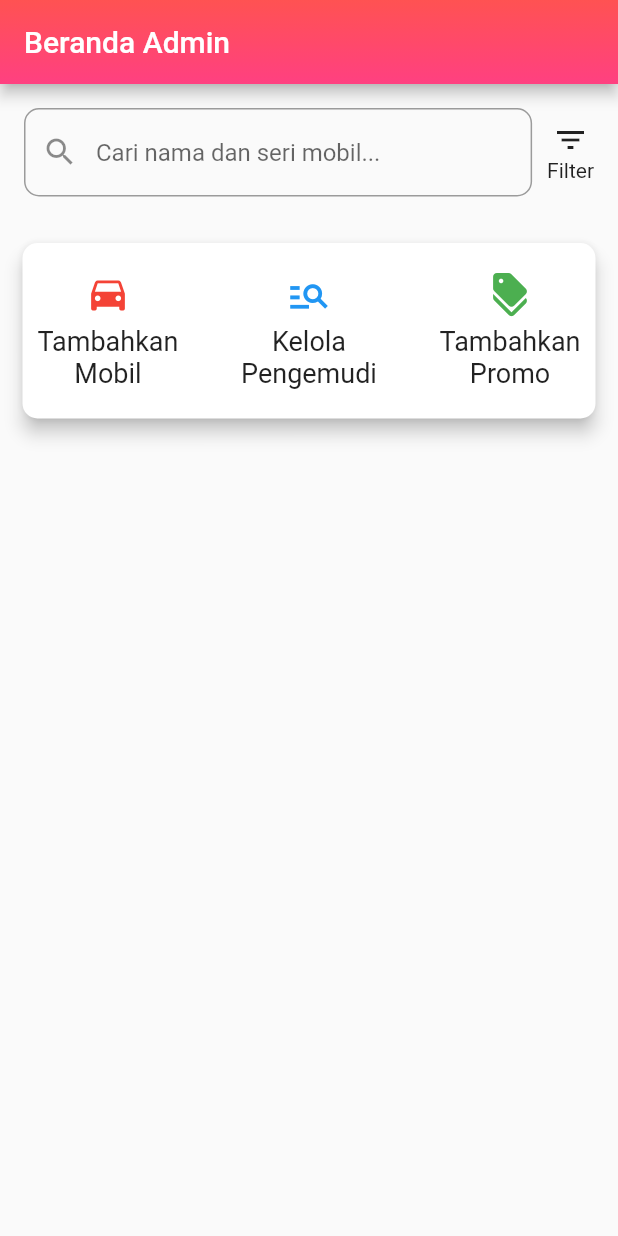
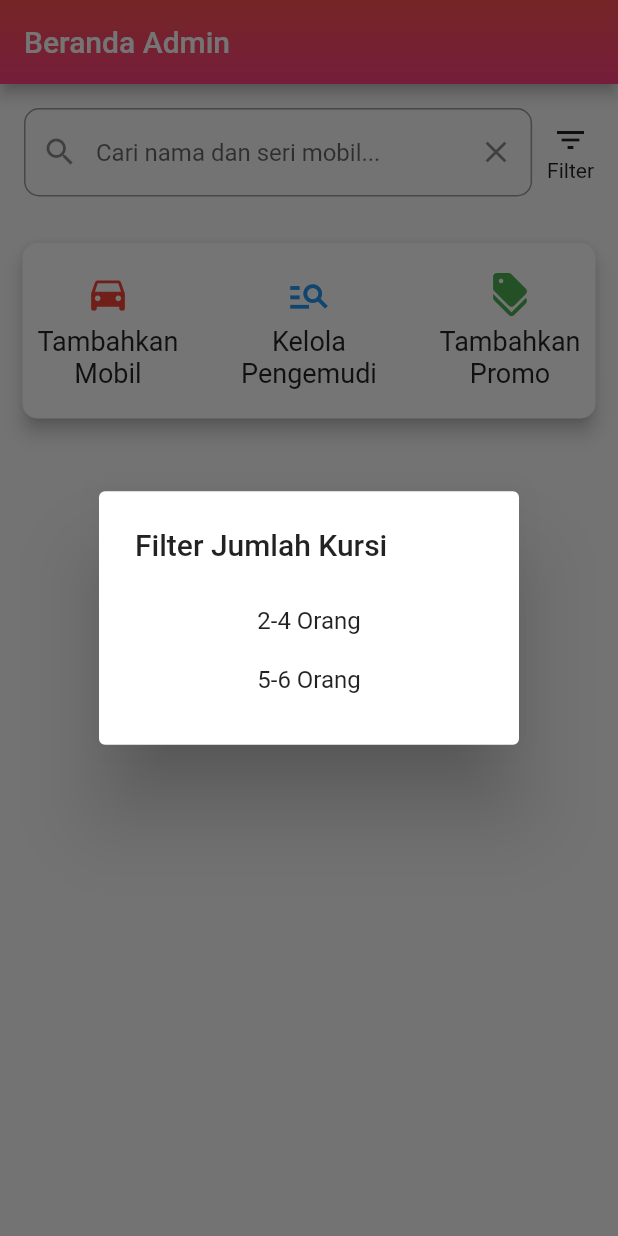
Before and after one commit to galihtra/seller_rent_car, a Flutter app: the HomeScreen screen opened directly, after a tap on "Filter", on a phone screen of 412 x 824 dp. Run offline on Flutter 3.47's test engine with Material 2 defaults, Android fonts, the phone set to English and light mode, and no system bars; our stand-ins replace cloud_firestore, firebase_auth, firebase_core, firebase_storage, image_picker, money_formatter and 1 more; accounts and stored records are empty.

Commit message:
search and filter finished

```diff
--- a/lib/pages/home/home_screen.dart
+++ b/lib/pages/home/home_screen.dart
@@ -16,6 +16,7 @@ class _HomeScreenState extends State<HomeScreen> {
   final TextEditingController _searchController = TextEditingController();
   List<CarModel> allCars = [];
   List<CarModel> filteredCars = [];
+  String selectedPassengerCount = '';
 
   @override
   void initState() {
@@ -39,13 +40,20 @@ class _HomeScreenState extends State<HomeScreen> {
     setState(() {});
   }
 
+  void filterCarsByPassengerCount(String passengerCount) {
+    // Update the filtered cars based on selected passenger count
+    filteredCars =
+        allCars.where((car) => car.passengerCount == passengerCount).toList();
+    setState(() {});
+  }
+
   @override
   Widget build(BuildContext context) {
     return Scaffold(
       appBar: AppBar(
-        title: Text("Beranda Admin"),
+        title: const Text("Beranda Admin"),
         flexibleSpace: Container(
-          decoration: BoxDecoration(
+          decoration: const BoxDecoration(
             gradient: LinearGradient(
               begin: Alignment.topCenter,
               end: Alignment.bottomCenter,
@@ -61,6 +69,9 @@ class _HomeScreenState extends State<HomeScreen> {
             child: Row(
               children: [
                 Expanded(
+                  child: Row(
+                    children: [
+                      Expanded(
                         child: TextField(
                           controller: _searchController,
                           onChanged: (searchText) {
@@ -68,25 +79,68 @@ class _HomeScreenState extends State<HomeScreen> {
                           },
                           decoration: InputDecoration(
                             hintText: 'Cari nama dan seri mobil...',
-                      prefixIcon: Icon(Icons.search),
+                            prefixIcon: const Icon(Icons.search),
+                            suffixIcon: IconButton(
+                              icon: const Icon(Icons.clear),
+                              onPressed: () {
+                                // Clear the search text and update the filtered cars
+                                _searchController.clear();
+                                updateFilteredCars('');
+                              },
+                            ),
                             border: OutlineInputBorder(
                               borderRadius: BorderRadius.circular(10.0),
                             ),
                           ),
                         ),
                       ),
+                    ],
+                  ),
+                ),
                 const SizedBox(width: 10),
                 InkWell(
                   onTap: () {
-                    // Implement filter action here
+                    showDialog(
+                      context: context,
+                      builder: (context) {
+                        return AlertDialog(
+                          title: const Text("Filter Jumlah Kursi"),
+                          content: Column(
+                            mainAxisSize: MainAxisSize.min,
+                            children: [
+                              InkWell(
+                                onTap: () {
+                                  filterCarsByPassengerCount('2-4');
+                                  Navigator.pop(context); // Close the dialog
                                 },
-                  child: Column(
+                                child: const Padding(
+                                  padding: EdgeInsets.all(10),
+                                  child: Text('2-4 Orang'),
+                                ),
+                              ),
+                              InkWell(
+                                onTap: () {
+                                  filterCarsByPassengerCount('5-6');
+                                  Navigator.pop(context); // Close the dialog
+                                },
+                                child: const Padding(
+                                  padding: EdgeInsets.all(10),
+                                  child: Text('5-6 Orang'),
+                                ),
+                              ),
+                            ],
+                          ),
+                        );
+                      },
+                    );
+                  },
+                  child: const Column(
                     children: [
                       Icon(Icons.filter_list),
                       Text("Filter"),
                     ],
                   ),
-                )
+                ),
               ],
             ),
           ),
@@ -115,7 +169,7 @@ class _HomeScreenState extends State<HomeScreen> {
                           Navigator.push(
                             context,
                             MaterialPageRoute(
-                              builder: (context) => AddCar(),
+                              builder: (context) => const AddCar(),
                             ),
                           );
                         },
@@ -158,7 +212,7 @@ class _HomeScreenState extends State<HomeScreen> {
                 final imageFile = File(carData.imageUrl);
 
                 return Container(
-                  margin: EdgeInsets.only(bottom: 10.0),
+                  margin: const EdgeInsets.only(bottom: 10.0),
                   child: InkWell(
                     onTap: () {
                       // Handle the car item tap here
@@ -171,7 +225,7 @@ class _HomeScreenState extends State<HomeScreen> {
                       child: Column(
                         children: <Widget>[
                           Container(
-                            margin: EdgeInsets.only(top: 20.0),
+                            margin: const EdgeInsets.only(top: 20.0),
                             child: ClipRRect(
                               borderRadius: BorderRadius.circular(10.0),
                               child: Container(
@@ -185,7 +239,7 @@ class _HomeScreenState extends State<HomeScreen> {
                             ),
                           ),
                           ListTile(
-                            contentPadding: EdgeInsets.only(
+                            contentPadding: const EdgeInsets.only(
                               left: 20.0,
                               right: 20.0,
                               bottom: 20.0,
@@ -193,14 +247,14 @@ class _HomeScreenState extends State<HomeScreen> {
                             ),
                             title: Text(
                               carData.name,
-                              style: TextStyle(
+                              style: const TextStyle(
                                 fontSize: 18,
                                 fontWeight: FontWeight.bold,
                               ),
                             ),
                             subtitle: Text(
                               carData.type,
-                              style: TextStyle(
+                              style: const TextStyle(
                                 fontSize: 14,
                                 fontWeight: FontWeight.w500,
                               ),
```
Lines whose indentation alone changed are shown as unchanged.
